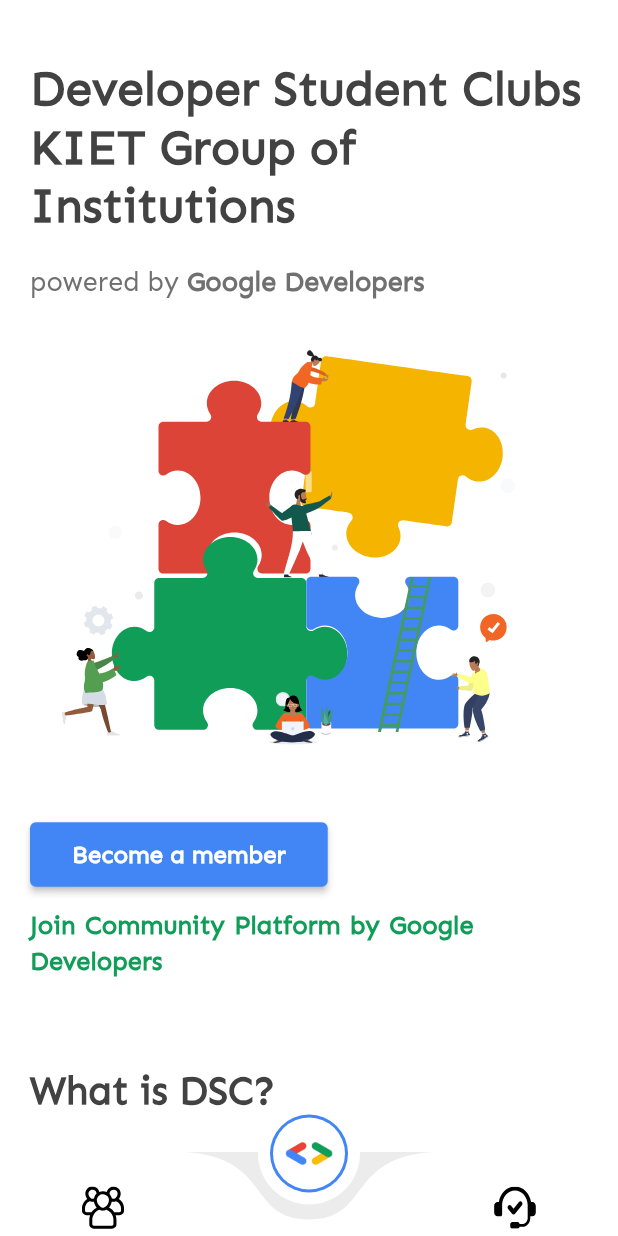
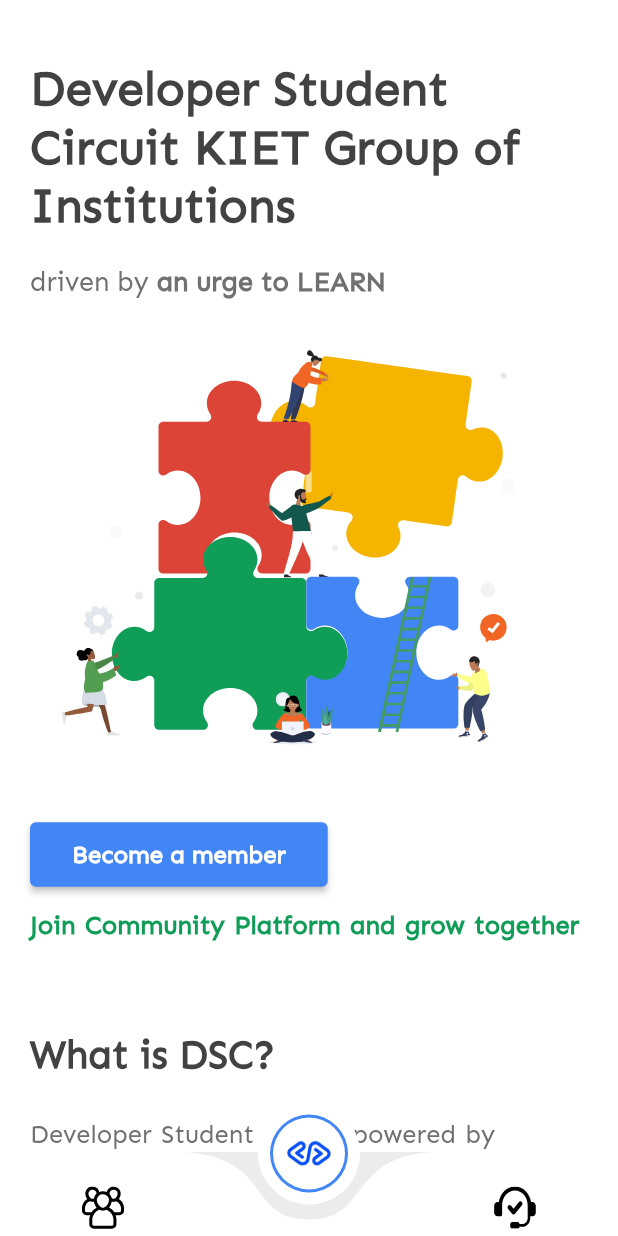
Before and after one commit to dsckiet/DSC-KIET-APP, a Flutter app: the screen it shows after launch, on a phone screen of 412 x 824 dp. Run offline on Flutter 3.47's test engine with Material 2 defaults, Android fonts, the light colour scheme and no system bars; drawn by our look-alikes of curved_navigation_bar; our stand-ins replace bloc, cached_network_image, firebase_core, firebase_messaging, flutter_bloc, flutter_riverpod and 4 more; accounts and stored records are empty.

Commit message:
changed content

```diff
--- a/lib/screens/contact_screen.dart
+++ b/lib/screens/contact_screen.dart
@@ -63,7 +63,7 @@
                 ),
                 smallPadding,
                 Text(
-                    'Developer Student Clubs KIET is inspired by Google Developers Family. We started our journey in Feb 2019. We try to engage student developers through our hack events, codelabs and meetups. The motive is to create a local ecosystem of programmers & hackers in and around the Campus. The technology awareness is main goal for first few years of the group.',
+                    'Developer Student Circuit KIET is driven by an urge to learn, build and develop innovative tech. We started our journey in Feb 2019. We try to engage student developers through our hack events, codelabs, and meetups. The motive is to create a local ecosystem of programmers & hackers in and around the Campus. Technology awareness is the main goal for the first few years of the group.',
                     style: body1(context)),
                 smallPadding,
                 Padding(
--- a/lib/screens/homescreen.dart
+++ b/lib/screens/homescreen.dart
@@ -60,14 +60,14 @@
       children: [
         largePadding,
         Text(
-          'Developer Student Clubs KIET Group of Institutions',
+          'Developer Student Circuit KIET Group of Institutions',
           style: heading(context),
         ),
         smallPadding,
         Text.rich(
-            TextSpan(text: 'powered by ', style: body2(context), children: [
+            TextSpan(text: 'driven by ', style: body2(context), children: [
           TextSpan(
-            text: 'Google Developers',
+            text: 'an urge to LEARN',
             style: body2(context).copyWith(fontWeight: FontWeight.bold),
           ),
         ])),
@@ -97,7 +97,7 @@
                     'https://dsc.community.dev/kiet-group-of-institutions-ghaziabad/');
               },
               child: Text(
-                'Join Community Platform by Google Developers',
+                'Join Community Platform and grow together',
                 style: body1(context)
                     .copyWith(color: green, fontWeight: FontWeight.bold),
               )),
--- a/lib/screens/splash_screen.dart
+++ b/lib/screens/splash_screen.dart
@@ -8,7 +8,7 @@
 }
 
 class _SplashScreenState extends State<SplashScreen> {
-  final ImageProvider logo = AssetImage('assets/images/logo.png');
+  final ImageProvider logo = AssetImage('assets/images/logo.jpeg');
 
   gotoHome() async {
     await Future.delayed(2.seconds);
@@ -35,7 +35,7 @@
           Center(
             child: Image(
               image: logo,
-              height: 64,
+              height: 128,
             ),
           )
         ],
--- a/lib/widgets/about_us_section.dart
+++ b/lib/widgets/about_us_section.dart
@@ -50,7 +50,7 @@
   Widget build(BuildContext context) {
     final size = MediaQuery.of(context).size;
     final String whatWeDo =
-        '\nGoogle collaborates with university students who are passionate about growing developer communities.\n\nDeveloper Student Clubs powered by Google Developers is an initiative to help students to grow their knowledge on developer technologies and more through peer to peer workshops and events, and gain relevant industry experience.';
+        '\nDeveloper Student Circuit powered by friendly developers is an initiative to help students to grow their knowledge on developer technologies and more through peer-to-peer workshops and events, and gain relevant industry experience.';
     return Column(
       crossAxisAlignment: CrossAxisAlignment.start,
       children: [
@@ -128,7 +128,7 @@
           ),
         ),
         Text(
-          'Developer Student Clubs KIET is inspired by Google Developers\' Family.\n\nThe motive is to create an ecosystem of programmers & developers in the campus by helping them to learn and build projects.',
+          'Developer Student Circuit KIET is driven by an urge to Learn, build and develop innovative tech.\n\nThe motive is to create an ecosystem of programmers & developers in the campus by helping them to learn and build projects.',
           style: body1(context),
         ),
         largePadding,
--- a/lib/widgets/bottom_nav_bar.dart
+++ b/lib/widgets/bottom_nav_bar.dart
@@ -67,7 +67,7 @@
                   shape: BoxShape.circle,
                   image: DecorationImage(
                     image: AssetImage(
-                      'assets/images/logo.png',
+                      'assets/images/logo.jpeg',
                     ),
                   ),
                 ),
--- a/lib/widgets/footer.dart
+++ b/lib/widgets/footer.dart
@@ -11,12 +11,12 @@
           mainAxisAlignment: MainAxisAlignment.start,
           children: [
             Image.asset(
-              'assets/images/logo.png',
-              height: 18,
+              'assets/images/logo.jpeg',
+              height: 36,
             ),
             Padding(padding: EdgeInsets.only(right: 8)),
             Text(
-              'Developer Student Clubs',
+              'Developer Student Circuit',
               style: body1(context).copyWith(fontSize: 18),
             )
           ],
```
Also changed, not shown: assets/images/logo.jpeg.
